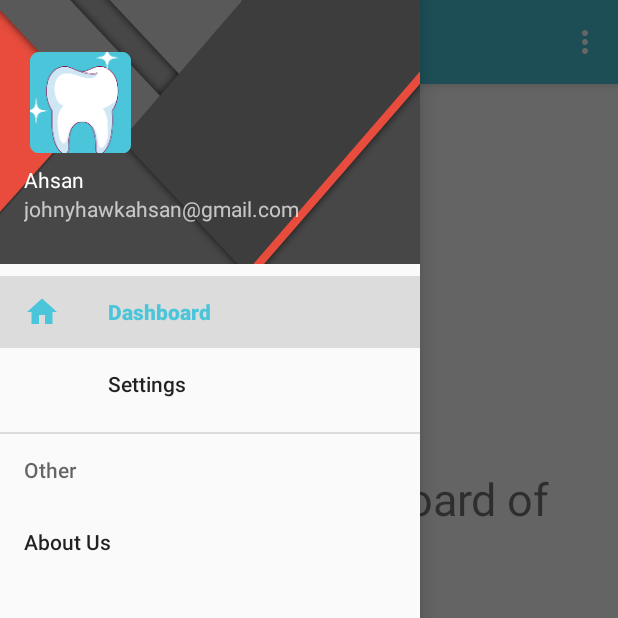
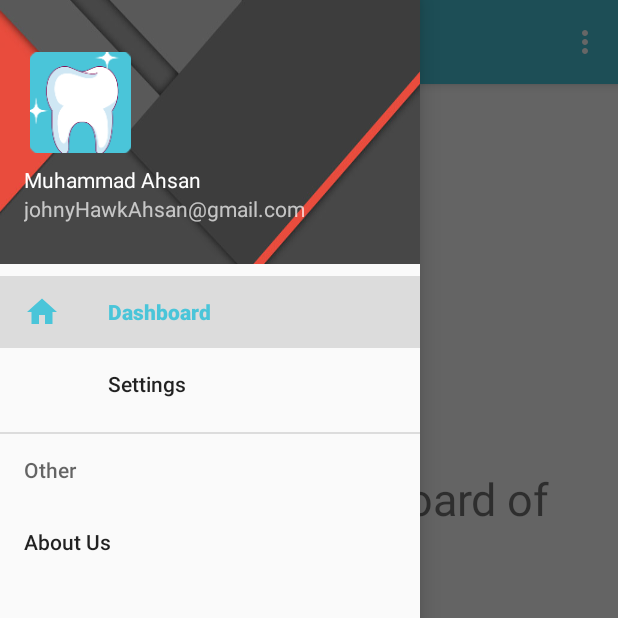
Before and after one commit to johnyhawkahsan/56-DentistApp, an Android app: the screen it shows after launch (MainActivity), with the side drawer open, on a phone screen of 412 x 824 dp, the top half of it. Run offline under Robolectric (Android 15) with nearby library versions, the phone set to English and light mode, and no system bars; our stand-ins replace navigation-ui.

Commit message:
6th commit- DrawerLayout is working, now need to implement proper fragments and design layouts.

```diff
--- a/app/build.gradle
+++ b/app/build.gradle
@@ -50,4 +50,9 @@ dependencies {
     implementation "androidx.lifecycle:lifecycle-extensions:2.1.0"
 
 
+    // Glide library
+    def glideVersion = '4.10.0'
+    implementation "com.github.bumptech.glide:glide:$glideVersion"
+    annotationProcessor "com.github.bumptech.glide:compiler:$glideVersion"
+
 }
--- a/app/src/main/java/com/johnyhawkdesigns/a56_dentistapp/MainActivity.java
+++ b/app/src/main/java/com/johnyhawkdesigns/a56_dentistapp/MainActivity.java
@@ -12,7 +12,13 @@ import android.os.Bundle;
 import android.os.Handler;
 import android.util.Log;
 import android.view.Menu;
+import android.view.View;
+import android.widget.ImageView;
+import android.widget.TextView;
 
+import com.bumptech.glide.Glide;
+import com.bumptech.glide.load.engine.DiskCacheStrategy;
+import com.bumptech.glide.load.resource.drawable.DrawableTransitionOptions;
 import com.google.android.material.navigation.NavigationView;
 
 public class MainActivity extends AppCompatActivity {
@@ -23,6 +29,9 @@ public class MainActivity extends AppCompatActivity {
     Handler splashHandler = new Handler();
 
     private AppBarConfiguration mAppBarConfiguration;
+
+    private ImageView navHeaderBackground, navHeaderProfilePic;
+    private TextView profileName, profileInfo;
 
     @Override
     protected void onCreate(Bundle savedInstanceState) {
@@ -48,12 +57,15 @@ public class MainActivity extends AppCompatActivity {
             }
         }, SPLASH_TIMEOUT);
 
-
+        // Setup toolbar for app
         Toolbar toolbar = findViewById(R.id.toolbar);  // Note: Inside styles.xml, we defined AppTheme.NoActionBar and used inside AndroidMANIFEST for MainActivity's theme @style/AppTheme.NoActionBar
         setSupportActionBar(toolbar); // I had error at this line after using splashscreen, so I used Theme.AppCompat.Light.NoActionBar in styles for AppTheme
 
+        // Setup DrawerLayout and NavigationView
         DrawerLayout drawer = findViewById(R.id.drawer_layout); // androidx.drawerlayout.widget.DrawerLayout inside activity_main.xml wich also includes (AppBarMain + NavigationView)
         NavigationView navigationView = findViewById(R.id.nav_view);  // com.google.android.material.navigation.NavigationView inside activity_main.xml
+        View headerView = navigationView.getHeaderView(0); // this is used to get TextView's and ImageView's inside our NavigationView
+
 
         // Passing each menu ID as a set of Ids because each menu should be considered as top level destinations.
         mAppBarConfiguration = new AppBarConfiguration.Builder(
@@ -66,6 +78,31 @@ public class MainActivity extends AppCompatActivity {
         NavigationUI.setupActionBarWithNavController(this, navController, mAppBarConfiguration);
         NavigationUI.setupWithNavController(navigationView, navController);
 
+        // -------------Setup Widgets inside NavigationView -> HeaderView ------------------ //
+        profileName = headerView.findViewById(R.id.profileName); // instead of using only (findViewByID), we use (headerView.findViewByID)
+        profileInfo = headerView.findViewById(R.id.profileInfo);
+        navHeaderBackground = headerView.findViewById(R.id.img_header_bg);
+        navHeaderProfilePic = headerView.findViewById(R.id.profilePic);
+
+
+        profileName.setText("Muhammad Ahsan");
+        profileInfo.setText("johnyHawkAhsan@gmail.com");
+
+        // loading header background image
+        Glide.with(this).load(R.drawable.nav_menu_header)
+                .transition(new DrawableTransitionOptions()
+                        .crossFade())
+                .diskCacheStrategy(DiskCacheStrategy.ALL)
+                .into(navHeaderBackground);
+
+        // Loading profile image
+        Glide.with(this).load(R.mipmap.dentist_icon_adaptive_round)
+                .transition(new DrawableTransitionOptions()
+                        .crossFade())
+                .thumbnail(0.5f)
+                .diskCacheStrategy(DiskCacheStrategy.ALL)
+                .into(navHeaderProfilePic);
+
     }
 
 
@@ -77,11 +114,12 @@ public class MainActivity extends AppCompatActivity {
         return true;
     }
 
+    //This method is called whenever the user chooses to navigate Up within your application's activity hierarchy from the action bar.
+    //If a parent was specified in the manifest for this activity or an activity-alias to it, default Up navigation will be handled automatically.
     @Override
     public boolean onSupportNavigateUp() {
         NavController navController = Navigation.findNavController(this, R.id.nav_host_fragment);
-        return NavigationUI.navigateUp(navController, mAppBarConfiguration)
-                || super.onSupportNavigateUp();
+        return NavigationUI.navigateUp(navController, mAppBarConfiguration) || super.onSupportNavigateUp();
     }
 
 
--- a/app/src/main/res/layout/content_main.xml
+++ b/app/src/main/res/layout/content_main.xml
@@ -18,4 +18,5 @@
         app:layout_constraintRight_toRightOf="parent"
         app:layout_constraintTop_toTopOf="parent"
         app:navGraph="@navigation/navigation_menu" />
+
 </androidx.constraintlayout.widget.ConstraintLayout>
--- a/app/src/main/res/layout/nav_header_main.xml
+++ b/app/src/main/res/layout/nav_header_main.xml
@@ -32,17 +32,18 @@
             app:srcCompat="@mipmap/dentist_icon_adaptive" />
 
         <TextView
+            android:id="@+id/profileName"
             android:layout_width="match_parent"
             android:layout_height="wrap_content"
             android:paddingTop="@dimen/nav_header_vertical_spacing"
-            android:text="Ahsan"
+            android:text="name"
             android:textAppearance="@style/TextAppearance.AppCompat.Body1" />
 
         <TextView
-            android:id="@+id/textView"
+            android:id="@+id/profileInfo"
             android:layout_width="wrap_content"
             android:layout_height="wrap_content"
-            android:text="johnyhawkahsan@gmail.com" />
+            android:text="info" />
 
     </LinearLayout>
 </RelativeLayout>
```
